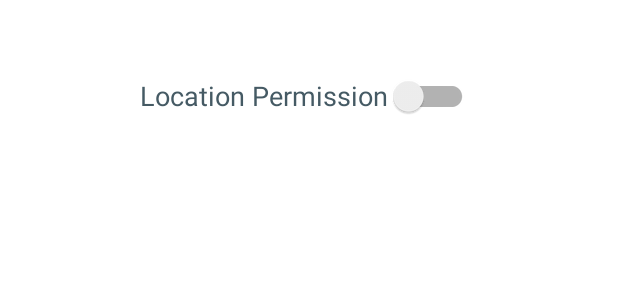
After one commit to MasterProject12/Frontend, an Android app: the layout activity_report_incident.xml on its own in the app's theme, with its tools: preview values and no code run, on a phone screen of 412 x 824 dp. The commit adds this screen. Shown: the top 300 px of the screen. Run offline under Robolectric (Android 15) with nearby library versions, the phone set to English and light mode, and no system bars.

Commit message:
Added switch button to enable and disable location permission

```diff
--- a/app/build.gradle
+++ b/app/build.gradle
@@ -30,6 +30,9 @@ android {
     kotlinOptions {
         jvmTarget = '1.8'
     }
+    dataBinding{
+        enabled = true
+    }
 }
 
 dependencies {
--- a/app/src/main/AndroidManifest.xml
+++ b/app/src/main/AndroidManifest.xml
@@ -9,13 +9,14 @@
         android:roundIcon="@mipmap/ic_launcher_round"
         android:supportsRtl="true"
         android:theme="@style/Theme.TravelFlare">
-        <activity android:name=".MainActivity">
+        <activity android:name=".ReportIncidentActivity">
             <intent-filter>
                 <action android:name="android.intent.action.MAIN" />
 
                 <category android:name="android.intent.category.LAUNCHER" />
             </intent-filter>
         </activity>
+
     </application>
 
 </manifest>
--- /dev/null
+++ b/app/src/main/res/layout/activity_report_incident.xml
@@ -0,0 +1,26 @@
+<?xml version="1.0" encoding="utf-8"?>
+<layout xmlns:android="http://schemas.android.com/apk/res/android"
+    xmlns:app="http://schemas.android.com/apk/res-auto"
+    xmlns:tools="http://schemas.android.com/tools">
+<androidx.constraintlayout.widget.ConstraintLayout
+    android:layout_width="match_parent"
+    android:layout_height="match_parent">
+
+
+    <androidx.appcompat.widget.SwitchCompat
+        android:id="@+id/locationSwitchBtn"
+        android:layout_width="wrap_content"
+        android:layout_height="wrap_content"
+        android:layout_marginStart="50dp"
+        android:layout_marginTop="40dp"
+        android:layout_marginEnd="50dp"
+        android:text="@string/location_permission_text"
+        android:textColor="@color/colorPrimaryDark"
+        android:textSize="18sp"
+        app:switchMinWidth="60dp"
+        app:layout_constraintEnd_toEndOf="parent"
+        app:layout_constraintStart_toStartOf="parent"
+        app:layout_constraintTop_toTopOf="parent" />
+
+</androidx.constraintlayout.widget.ConstraintLayout>
+</layout>
--- a/app/src/main/res/values-night/themes.xml
+++ b/app/src/main/res/values-night/themes.xml
@@ -13,4 +13,5 @@
         <item name="android:statusBarColor" tools:targetApi="l">?attr/colorPrimaryVariant</item>
         <!-- Customize your theme here. -->
     </style>
+
 </resources>
--- a/app/src/main/res/values/colors.xml
+++ b/app/src/main/res/values/colors.xml
@@ -5,4 +5,9 @@
     <color name="colorPrimaryDark">#455A64</color>
     <color name="black">#FF000000</color>
     <color name="white">#FFFFFFFF</color>
+
+    <!--switch colors-->
+    <color name="enable_thumb_green"></color>
+
+
 </resources>
--- a/app/src/main/res/values/strings.xml
+++ b/app/src/main/res/values/strings.xml
@@ -1,3 +1,4 @@
 <resources>
     <string name="app_name">TravelFlare</string>
+    <string name="location_permission_text">Location Permission</string>
 </resources>
--- a/app/src/main/res/values/themes.xml
+++ b/app/src/main/res/values/themes.xml
@@ -13,4 +13,5 @@
         <item name="android:statusBarColor" tools:targetApi="l">?attr/colorPrimaryVariant</item>
         <!-- Customize your theme here. -->
     </style>
+
 </resources>
```
Also changed, not shown: app/src/main/java/com/app/travel/flare/ReportIncidentActivity.kt (added, +33 -0 lines).
